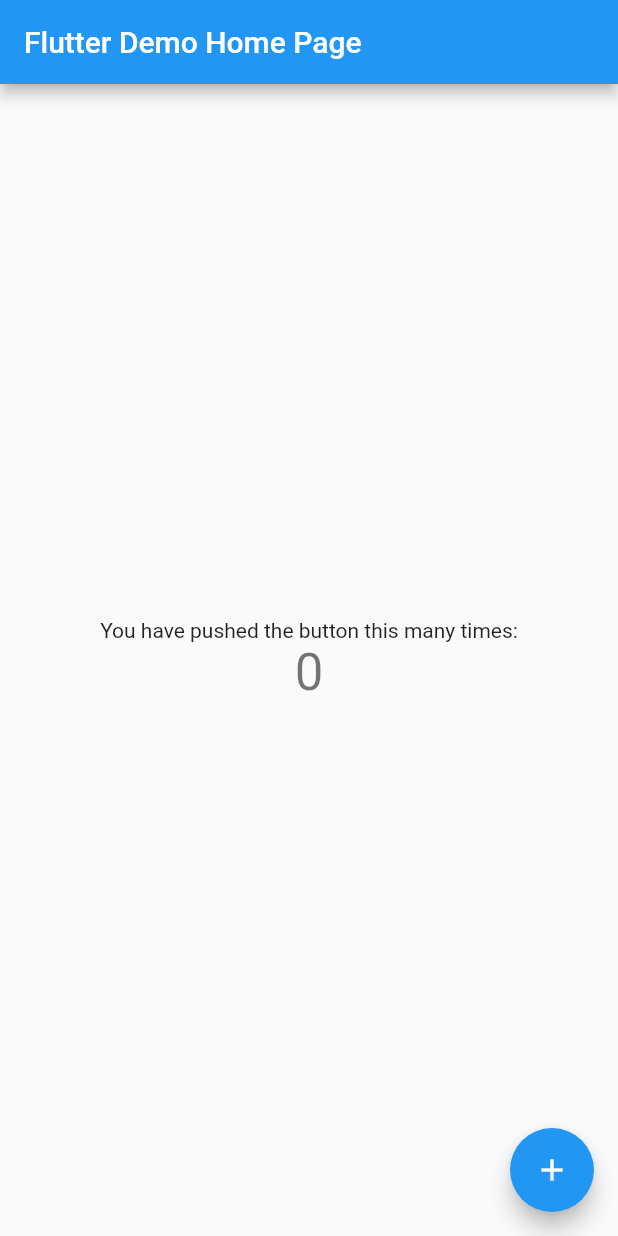
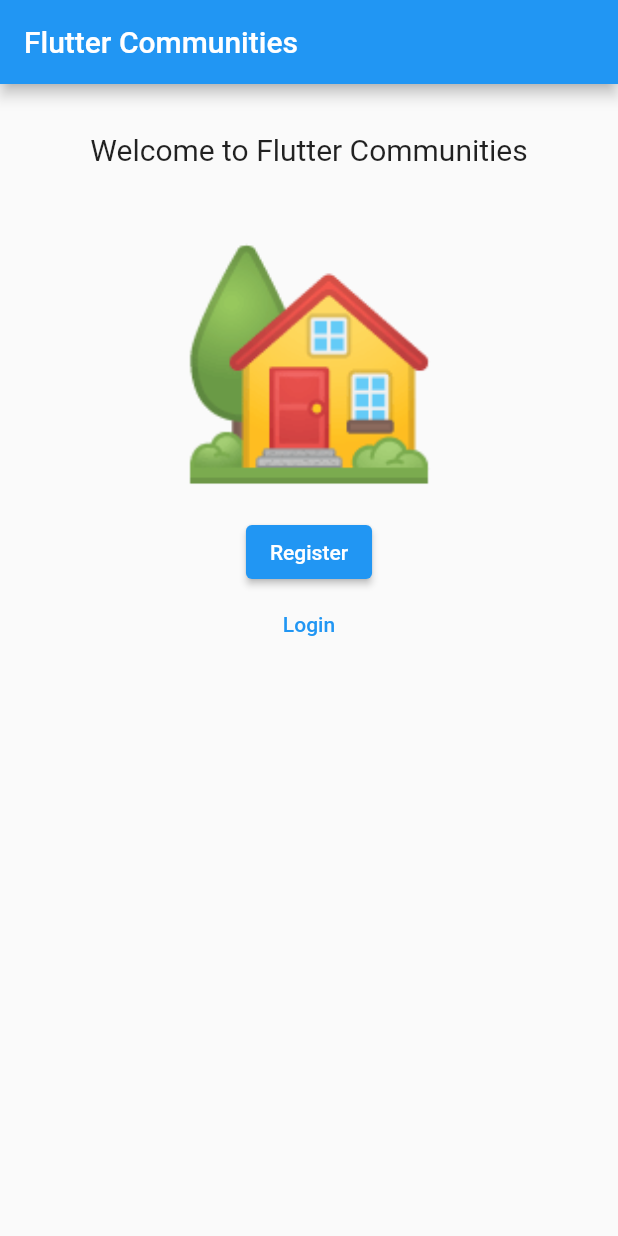
Before and after one commit to seanconnollydev/flutter_communities, a Flutter app: the screen it shows after launch, on a phone screen of 412 x 824 dp. Run offline on Flutter 3.47's test engine with Material 2 defaults, Android fonts, the phone set to English and light mode, and no system bars.

Commit message:
Basic HomeScreen

```diff
--- a/lib/main.dart
+++ b/lib/main.dart
@@ -1,113 +1,21 @@
 import 'package:flutter/material.dart';
+
+import 'screens/home_screen.dart';
 
 void main() {
   runApp(MyApp());
 }
 
 class MyApp extends StatelessWidget {
-  // This widget is the root of your application.
   @override
   Widget build(BuildContext context) {
     return MaterialApp(
-      title: 'Flutter Demo',
-      theme: ThemeData(
-        // This is the theme of your application.
-        //
-        // Try running your application with "flutter run". You'll see the
-        // application has a blue toolbar. Then, without quitting the app, try
-        // changing the primarySwatch below to Colors.green and then invoke
-        // "hot reload" (press "r" in the console where you ran "flutter run",
-        // or simply save your changes to "hot reload" in a Flutter IDE).
-        // Notice that the counter didn't reset back to zero; the application
-        // is not restarted.
-        primarySwatch: Colors.blue,
-      ),
-      home: MyHomePage(title: 'Flutter Demo Home Page'),
-    );
+        title: 'Flutter Demo',
+        theme: ThemeData(
+          primarySwatch: Colors.blue,
+        ),
+        routes: {
+          HomeScreen.routeName: (_) => HomeScreen(),
+        });
   }
 }
-
-class MyHomePage extends StatefulWidget {
-  MyHomePage({Key key, this.title}) : super(key: key);
-
-  // This widget is the home page of your application. It is stateful, meaning
-  // that it has a State object (defined below) that contains fields that affect
-  // how it looks.
-
-  // This class is the configuration for the state. It holds the values (in this
-  // case the title) provided by the parent (in this case the App widget) and
-  // used by the build method of the State. Fields in a Widget subclass are
-  // always marked "final".
-
-  final String title;
-
-  @override
-  _MyHomePageState createState() => _MyHomePageState();
-}
-
-class _MyHomePageState extends State<MyHomePage> {
-  int _counter = 0;
-
-  void _incrementCounter() {
-    setState(() {
-      // This call to setState tells the Flutter framework that something has
-      // changed in this State, which causes it to rerun the build method below
-      // so that the display can reflect the updated values. If we changed
-      // _counter without calling setState(), then the build method would not be
-      // called again, and so nothing would appear to happen.
-      _counter++;
-    });
-  }
-
-  @override
-  Widget build(BuildContext context) {
-    // This method is rerun every time setState is called, for instance as done
-    // by the _incrementCounter method above.
-    //
-    // The Flutter framework has been optimized to make rerunning build methods
-    // fast, so that you can just rebuild anything that needs updating rather
-    // than having to individually change instances of widgets.
-    return Scaffold(
-      appBar: AppBar(
-        // Here we take the value from the MyHomePage object that was created by
-        // the App.build method, and use it to set our appbar title.
-        title: Text(widget.title),
-      ),
-      body: Center(
-        // Center is a layout widget. It takes a single child and positions it
-        // in the middle of the parent.
-        child: Column(
-          // Column is also a layout widget. It takes a list of children and
-          // arranges them vertically. By default, it sizes itself to fit its
-          // children horizontally, and tries to be as tall as its parent.
-          //
-          // Invoke "debug painting" (press "p" in the console, choose the
-          // "Toggle Debug Paint" action from the Flutter Inspector in Android
-          // Studio, or the "Toggle Debug Paint" command in Visual Studio Code)
-          // to see the wireframe for each widget.
-          //
-          // Column has various properties to control how it sizes itself and
-          // how it positions its children. Here we use mainAxisAlignment to
-          // center the children vertically; the main axis here is the vertical
-          // axis because Columns are vertical (the cross axis would be
-          // horizontal).
-          mainAxisAlignment: MainAxisAlignment.center,
-          children: <Widget>[
-            Text(
-              'You have pushed the button this many times:',
-            ),
-            Text(
-              '$_counter',
-              style: Theme.of(context).textTheme.headline4,
-            ),
-          ],
-        ),
-      ),
-      floatingActionButton: FloatingActionButton(
-        onPressed: _incrementCounter,
-        tooltip: 'Increment',
-        child: Icon(Icons.add),
-      ), // This trailing comma makes auto-formatting nicer for build methods.
-    );
-  }
-}
--- /dev/null
+++ b/lib/screens/home_screen.dart
@@ -0,0 +1,55 @@
+import 'package:flutter/material.dart';
+
+class HomeScreen extends StatelessWidget {
+  static const routeName = '/';
+
+  const HomeScreen({Key? key}) : super(key: key);
+
+  @override
+  Widget build(BuildContext context) {
+    return Scaffold(
+      appBar: AppBar(
+        title: Text('Flutter Communities'),
+      ),
+      body: Column(
+        crossAxisAlignment: CrossAxisAlignment.stretch,
+        children: [
+          Padding(
+            padding: const EdgeInsets.all(32.0),
+            child: Text(
+              'Welcome to Flutter Communities',
+              style: TextStyle(fontSize: 20),
+              textAlign: TextAlign.center,
+            ),
+          ),
+          Container(
+            padding: const EdgeInsets.all(16.0),
+            alignment: Alignment.center,
+            child: Text(
+              '🏡',
+              style: TextStyle(fontSize: 144),
+            ),
+          ),
+          Container(
+            alignment: Alignment.center,
+            child: ElevatedButton(
+              onPressed: () {
+                print('>>> Navigate to Register');
+              },
+              child: Text('Register'),
+            ),
+          ),
+          Container(
+            alignment: Alignment.center,
+            child: TextButton(
+              onPressed: () {
+                print('>>> Navigate to Login');
+              },
+              child: Text('Login'),
+            ),
+          )
+        ],
+      ),
+    );
+  }
+}
--- a/pubspec.yaml
+++ b/pubspec.yaml
@@ -18,7 +18,7 @@ publish_to: 'none' # Remove this line if you wish to publish to pub.dev
 version: 1.0.0+1
 
 environment:
-  sdk: ">=2.7.0 <3.0.0"
+  sdk: ">=2.12.0 <3.0.0"
 
 dependencies:
   flutter:
```
Also changed, not shown: 1 other file.
